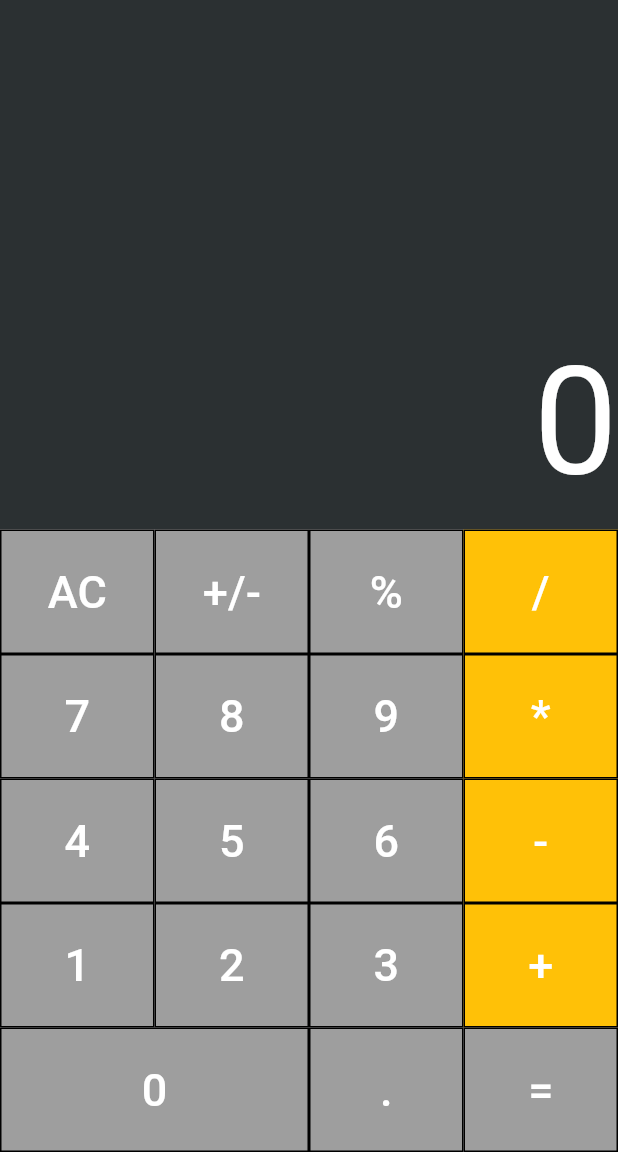
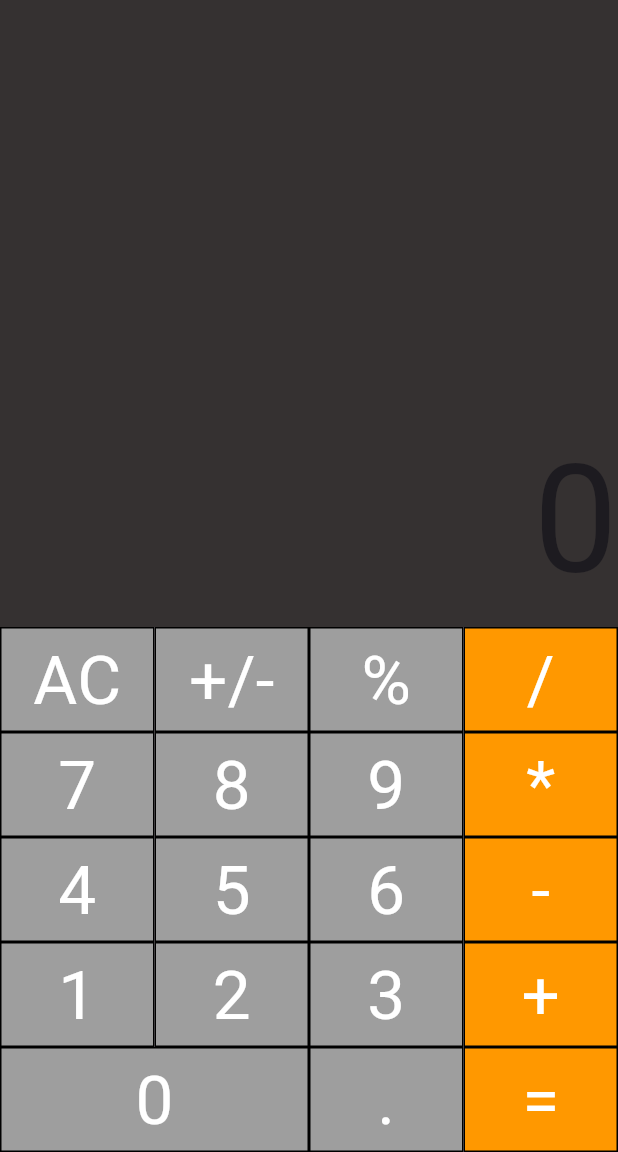
Before and after one commit to MinnKhant24/Calculating-Test, a Flutter app: the screen it shows after launch, on a phone screen of 412 x 824 dp, the part 84-1236 px from its top. Run offline on Flutter 3.47's test engine with Material 3 defaults, Android fonts, the phone set to English and light mode, and no system bars; Roboto replaces fonts that are missing (elep).

Commit message:
List test

```diff
--- a/lib/extension/constants.dart
+++ b/lib/extension/constants.dart
@@ -33,3 +33,19 @@ Widget getButton(String operator, {Color color = Colors.grey}) {
             style: const TextStyle(fontSize: 30, color: Colors.white),
           )));
 }
+
+Widget getContainer(String character, {Color color = Colors.grey}) {
+  return Expanded(
+    child: Container(
+      decoration: BoxDecoration(
+          border: Border.all(style: BorderStyle.solid), color: color),
+      padding: const EdgeInsets.all(2),
+      child: Center(
+        child: Text(
+          character,
+          style: const TextStyle(fontSize: 45, color: Colors.white),
+        ),
+      ),
+    ),
+  );
+}
--- /dev/null
+++ b/lib/screen/calculator_test.dart
@@ -0,0 +1,169 @@
+import 'package:counting_click/extension/constants.dart';
+import 'package:flutter/material.dart';
+
+class MyCalculator extends StatelessWidget {
+  const MyCalculator({super.key});
+
+  @override
+  Widget build(BuildContext context) {
+    return Column(
+      children: [
+        Expanded(
+          child: Container(
+            width: double.infinity,
+            height: 200,
+            color: const Color.fromARGB(255, 53, 49, 49),
+            child: const Align(
+              alignment: Alignment.bottomRight,
+              child: Text(
+                '0',
+                style: TextStyle(fontSize: 100),
+              ),
+            ),
+          ),
+        ),
+        Row(
+          children: [
+            Expanded(
+              child: Container(
+                decoration: BoxDecoration(
+                  border: Border.all(style: BorderStyle.solid),
+                  color: Colors.grey,
+                ),
+                padding: EdgeInsets.all(2),
+                child: const Center(
+                  child: Text(
+                    'AC',
+                    style: TextStyle(fontSize: 45, color: Colors.white),
+                  ),
+                ),
+              ),
+            ),
+            Expanded(
+              child: Container(
+                decoration: BoxDecoration(
+                  border: Border.all(style: BorderStyle.solid),
+                  color: Colors.grey,
+                ),
+                padding: EdgeInsets.all(2),
+                child: const Center(
+                  child: Text(
+                    '+/-',
+                    style: TextStyle(fontSize: 45, color: Colors.white),
+                  ),
+                ),
+              ),
+            ),
+            Expanded(
+              child: Container(
+                decoration: BoxDecoration(
+                  border: Border.all(style: BorderStyle.solid),
+                  color: Colors.grey,
+                ),
+                padding: EdgeInsets.all(2),
+                child: const Center(
+                  child: Text(
+                    '%',
+                    style: TextStyle(fontSize: 45, color: Colors.white),
+                  ),
+                ),
+              ),
+            ),
+            Expanded(
+              child: Container(
+                decoration: BoxDecoration(
+                  border: Border.all(style: BorderStyle.solid),
+                  color: Colors.orange,
+                ),
+                padding: EdgeInsets.all(2),
+                child: const Center(
+                  child: Text(
+                    '/',
+                    style: TextStyle(
+                      fontSize: 45,
+                      color: Colors.white,
+                    ),
+                  ),
+                ),
+              ),
+            )
+          ],
+        ),
+        Row(
+          children: [
+            getContainer('7'),
+            getContainer('8'),
+            getContainer('9'),
+            getContainer('*', color: Colors.orange)
+          ],
+        ),
+        Row(
+          children: [
+            getContainer('4'),
+            getContainer('5'),
+            getContainer('6'),
+            getContainer('-', color: Colors.orange)
+          ],
+        ),
+        Row(
+          children: [
+            getContainer('1'),
+            getContainer('2'),
+            getContainer('3'),
+            getContainer('+', color: Colors.orange)
+          ],
+        ),
+        Row(children: [
+          Expanded(
+            flex: 2,
+            child: Container(
+              decoration: BoxDecoration(
+                border: Border.all(style: BorderStyle.solid),
+                color: Colors.grey,
+              ),
+              padding: EdgeInsets.all(2),
+              child: const Center(
+                child: Text(
+                  '0',
+                  style: TextStyle(fontSize: 45, color: Colors.white),
+                ),
+              ),
+            ),
+          ),
+          Expanded(
+            flex: 1,
+            child: Container(
+              decoration: BoxDecoration(
+                border: Border.all(style: BorderStyle.solid),
+                color: Colors.grey,
+              ),
+              padding: EdgeInsets.all(2),
+              child: const Center(
+                child: Text(
+                  '.',
+                  style: TextStyle(fontSize: 45, color: Colors.white),
+                ),
+              ),
+            ),
+          ),
+          Expanded(
+            flex: 1,
+            child: Container(
+              decoration: BoxDecoration(
+                border: Border.all(style: BorderStyle.solid),
+                color: Colors.orange,
+              ),
+              padding: EdgeInsets.all(2),
+              child: const Center(
+                child: Text(
+                  '=',
+                  style: TextStyle(fontSize: 45, color: Colors.white),
+                ),
+              ),
+            ),
+          ),
+        ]),
+      ],
+    );
+  }
+}
--- a/lib/screen/calculator_ui.dart
+++ b/lib/screen/calculator_ui.dart
@@ -25,11 +25,11 @@ class _MyWidgetState extends State<CalculatorUi> {
             ),
           ),
         ),
-        RowOne(),
-        RowTwo(),
-        RowThree(),
-        RowFour(),
-        RowFive(),
+        const RowOne(),
+        const RowTwo(),
+        const RowThree(),
+        const RowFour(),
+        const RowFive(),
       ],
     );
   }
```
Also changed, not shown: lib/constants/assets.dart (added, +12 -0 lines), lib/main.dart (+103 -4 lines), pubspec.yaml (+6 -2 lines), images/image.JPG (added), images/picture.JPG (added).
